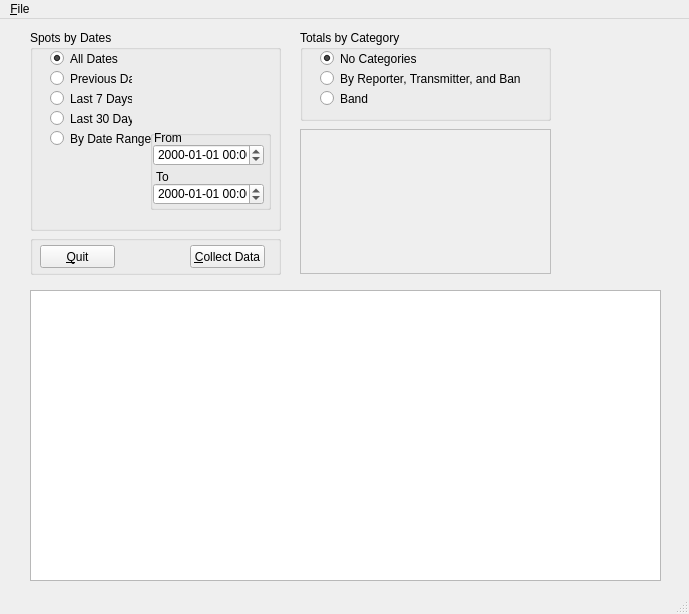
Qt form UI_wsprstats.ui (tominthewallowas/WSPR-stats) before a commit.
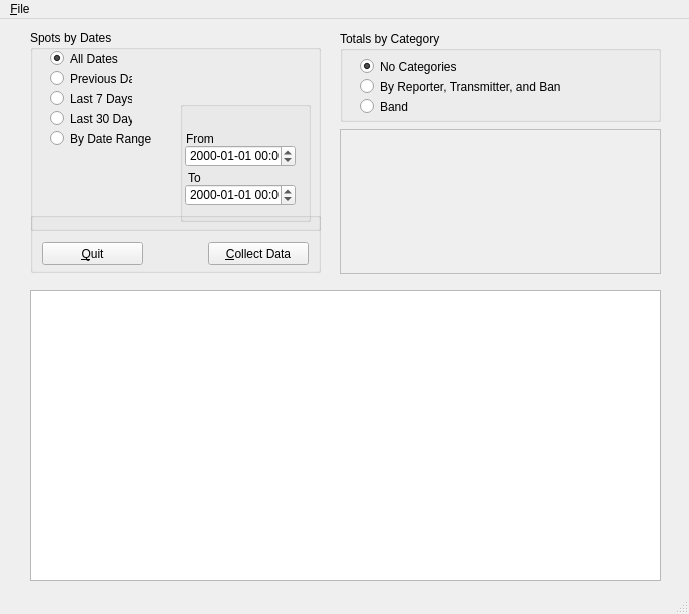
The same form after that commit.

What changed in the file:
```diff
--- a/UI_wsprstats.ui
+++ b/UI_wsprstats.ui
@@ -32,7 +32,7 @@
      <rect>
       <x>30</x>
       <y>11</y>
-      <width>251</width>
+      <width>291</width>
       <height>201</height>
      </rect>
     </property>
@@ -86,7 +86,7 @@
       <rect>
        <x>20</x>
        <y>100</y>
-       <width>101</width>
+       <width>131</width>
        <height>17</height>
       </rect>
      </property>
@@ -100,10 +100,10 @@
      </property>
      <property name="geometry">
       <rect>
-       <x>120</x>
-       <y>100</y>
-       <width>121</width>
-       <height>80</height>
+       <x>150</x>
+       <y>71</y>
+       <width>131</width>
+       <height>121</height>
       </rect>
      </property>
      <property name="title">
@@ -112,8 +112,8 @@
      <widget class="QLabel" name="label_3">
       <property name="geometry">
        <rect>
-        <x>4</x>
-        <y>1</y>
+        <x>6</x>
+        <y>31</y>
         <width>47</width>
         <height>13</height>
        </rect>
@@ -125,8 +125,8 @@
      <widget class="QLabel" name="label_4">
       <property name="geometry">
        <rect>
-        <x>6</x>
-        <y>40</y>
+        <x>8</x>
+        <y>70</y>
         <width>47</width>
         <height>13</height>
        </rect>
@@ -141,8 +141,8 @@
       </property>
       <property name="geometry">
        <rect>
-        <x>3</x>
-        <y>14</y>
+        <x>5</x>
+        <y>44</y>
         <width>111</width>
         <height>22</height>
        </rect>
@@ -154,8 +154,8 @@
      <widget class="QDateTimeEdit" name="dteTo">
       <property name="geometry">
        <rect>
-        <x>3</x>
-        <y>53</y>
+        <x>5</x>
+        <y>83</y>
         <width>111</width>
         <height>22</height>
        </rect>
@@ -191,9 +191,9 @@
    <widget class="QGroupBox" name="gbTotalsByCategory">
     <property name="geometry">
      <rect>
-      <x>300</x>
-      <y>11</y>
-      <width>251</width>
+      <x>340</x>
+      <y>12</y>
+      <width>321</width>
       <height>91</height>
      </rect>
     </property>
@@ -204,7 +204,7 @@
      <property name="geometry">
       <rect>
        <x>20</x>
-       <y>20</y>
+       <y>27</y>
        <width>121</width>
        <height>17</height>
       </rect>
@@ -220,7 +220,7 @@
      <property name="geometry">
       <rect>
        <x>20</x>
-       <y>40</y>
+       <y>47</y>
        <width>201</width>
        <height>17</height>
       </rect>
@@ -233,7 +233,7 @@
      <property name="geometry">
       <rect>
        <x>20</x>
-       <y>60</y>
+       <y>67</y>
        <width>82</width>
        <height>17</height>
       </rect>
@@ -247,9 +247,9 @@
     <property name="geometry">
      <rect>
       <x>30</x>
-      <y>216</y>
-      <width>251</width>
-      <height>40</height>
+      <y>193</y>
+      <width>291</width>
+      <height>61</height>
      </rect>
     </property>
     <property name="title">
@@ -258,9 +258,9 @@
     <widget class="QPushButton" name="pbQuit">
      <property name="geometry">
       <rect>
-       <x>10</x>
-       <y>10</y>
-       <width>75</width>
+       <x>12</x>
+       <y>30</y>
+       <width>101</width>
        <height>23</height>
       </rect>
      </property>
@@ -271,9 +271,9 @@
     <widget class="QPushButton" name="pbCollectData">
      <property name="geometry">
       <rect>
-       <x>160</x>
-       <y>10</y>
-       <width>75</width>
+       <x>178</x>
+       <y>30</y>
+       <width>101</width>
        <height>23</height>
       </rect>
      </property>
@@ -288,9 +288,9 @@
     </property>
     <property name="geometry">
      <rect>
-      <x>300</x>
+      <x>340</x>
       <y>110</y>
-      <width>251</width>
+      <width>321</width>
       <height>145</height>
      </rect>
     </property>
```
Left out of the diff: 2 changed lines with no effect on the pictures.
